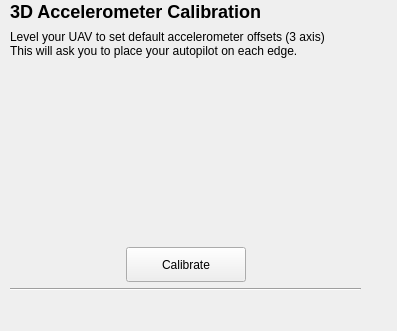
Before: the Qt Designer form src/ui/configuration/AccelCalibrationConfig.ui in ArduPilot/apm_planner, drawn with Qt 5.
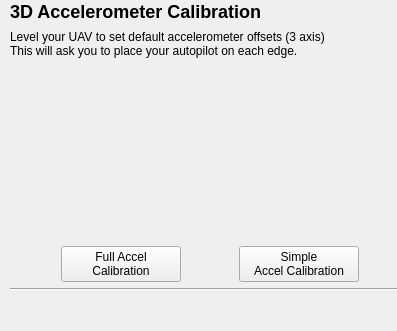
After: the same form once the commit is applied.

Commit message:
Fix Accel Calibration
- Improve robustness of Full 3D Calibration.
- Add accel simple calibration commmand.

```diff
--- a/src/ui/configuration/AccelCalibrationConfig.ui
+++ b/src/ui/configuration/AccelCalibrationConfig.ui
@@ -34,7 +34,7 @@
     <rect>
      <x>10</x>
      <y>30</y>
-     <width>351</width>
+     <width>400</width>
      <height>281</height>
     </rect>
    </property>
@@ -87,7 +87,38 @@
          </size>
         </property>
         <property name="text">
-         <string>Calibrate</string>
+         <string>Full Accel
+Calibration</string>
+        </property>
+       </widget>
+      </item>
+      <item>
+       <spacer name="horizontalSpacer_3">
+        <property name="orientation">
+         <enum>Qt::Horizontal</enum>
+        </property>
+        <property name="sizeHint" stdset="0">
+         <size>
+          <width>40</width>
+          <height>20</height>
+         </size>
+        </property>
+       </spacer>
+      </item>
+      <item>
+       <widget class="QPushButton" name="calibrateAccelSimpleButton">
+        <property name="minimumSize">
+         <size>
+          <width>120</width>
+          <height>35</height>
+         </size>
+        </property>
+        <property name="focusPolicy">
+         <enum>Qt::NoFocus</enum>
+        </property>
+        <property name="text">
+         <string>Simple
+Accel Calibration</string>
         </property>
        </widget>
       </item>
```
Left out of the diff: 3 changed lines with no effect on the pictures. The commit also changes 2 other files.
